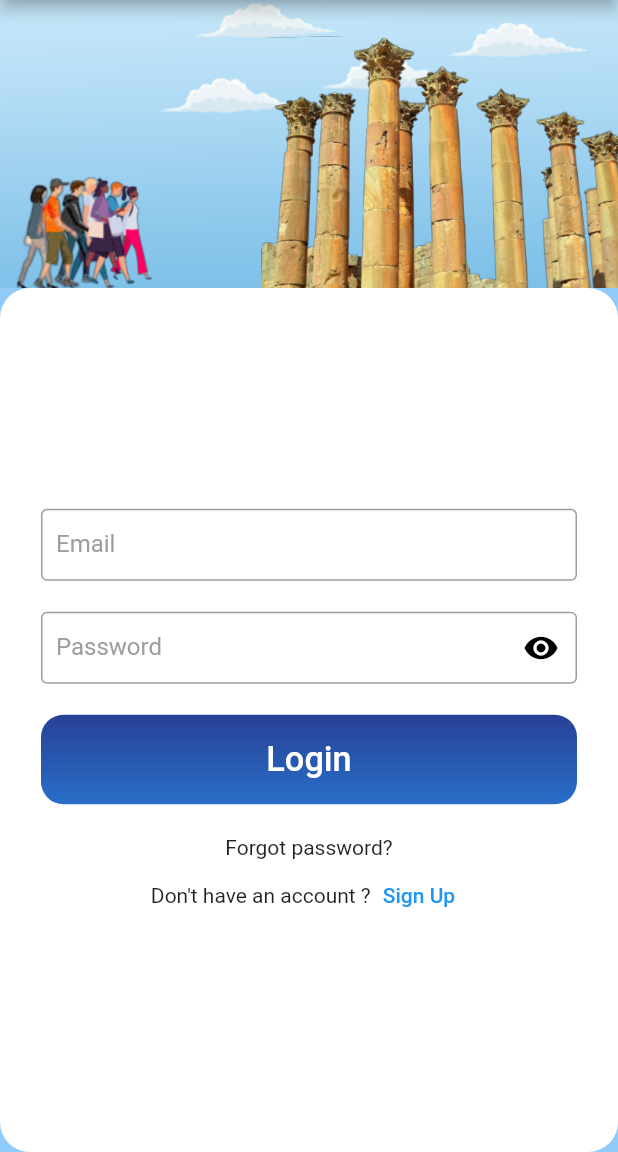
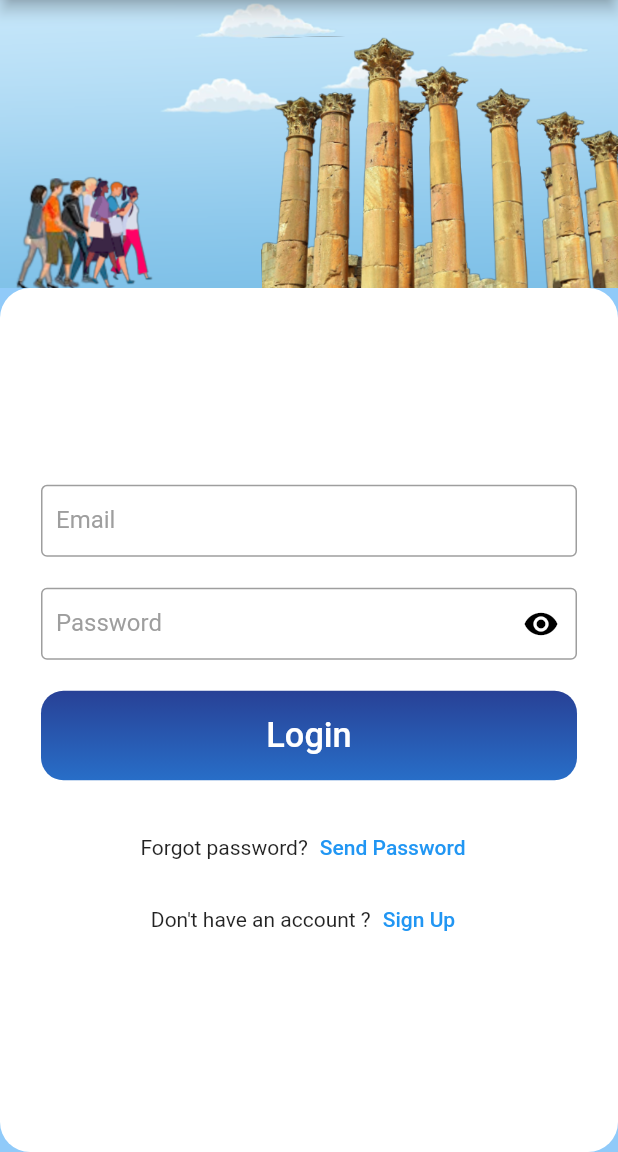
Before and after one commit to taraq-abualhija/Jordan_Insider, a Flutter app: the screen it shows after launch, after a tap on "Login", on a phone screen of 412 x 824 dp, the part 84-1236 px from its top. Run offline on Flutter 3.47's test engine with Material 2 defaults, Android fonts, the light colour scheme and no system bars; our stand-ins replace audioplayers, bloc, camera, conditional_builder_null_safety, dio, flutter_bloc and 11 more; missing offline and left inert: app_bar_with_search_switch, flutter_downloader, simple_star_rating; accounts and stored records are empty.

Commit message:
forgot pass

```diff
--- a/lib/Views/Shared_Views/Welcome Pages/loginpage.dart
+++ b/lib/Views/Shared_Views/Welcome Pages/loginpage.dart
@@ -5,6 +5,7 @@ import 'package:flutter_screenutil/flutter_screenutil.dart';
 import 'package:jordan_insider/Controller/LoginCubit/login_cubit.dart';
 import 'package:jordan_insider/Controller/LoginCubit/login_state.dart';
 import 'package:jordan_insider/Controller/UserDataCubit/user_data_cubit.dart';
+import 'package:jordan_insider/Controller/controller.dart';
 import 'package:jordan_insider/Views/Admin/Home/home_page.dart';
 import 'package:jordan_insider/Views/Coordinator_Views/HomePage/coorhomepage.dart';
 import 'package:jordan_insider/Views/Shared_Views/Welcome%20Pages/signuppage.dart';
@@ -167,7 +168,26 @@ class LoginPage extends StatelessWidget {
                                   CircularProgressIndicator(),
                             ),
                             SizedBox(height: ScreenHeight(context) / 40),
-                            Text("Forgot password?"),
+                            Row(
+                              mainAxisAlignment: MainAxisAlignment.center,
+                              children: [
+                                Text("Forgot password?"),
+                                TextButton(
+                                  onPressed: () async {
+                                    if (formKey.currentState!.validate()) {
+                                      sendEmail(
+                                          email: emailController.text,
+                                          msg: "Your Password is : pass123",
+                                          subject: "Forgot you password?");
+                                      MotionToast.success(
+                                          description: Text(
+                                              "Password sent to your Email"));
+                                    }
+                                  },
+                                  child: Text("Send Password"),
+                                ),
+                              ],
+                            ),
                             Row(
                               mainAxisAlignment: MainAxisAlignment.center,
                               children: [
```
Also changed, not shown: lib/Controller/controller.dart (+8 -0 lines).
